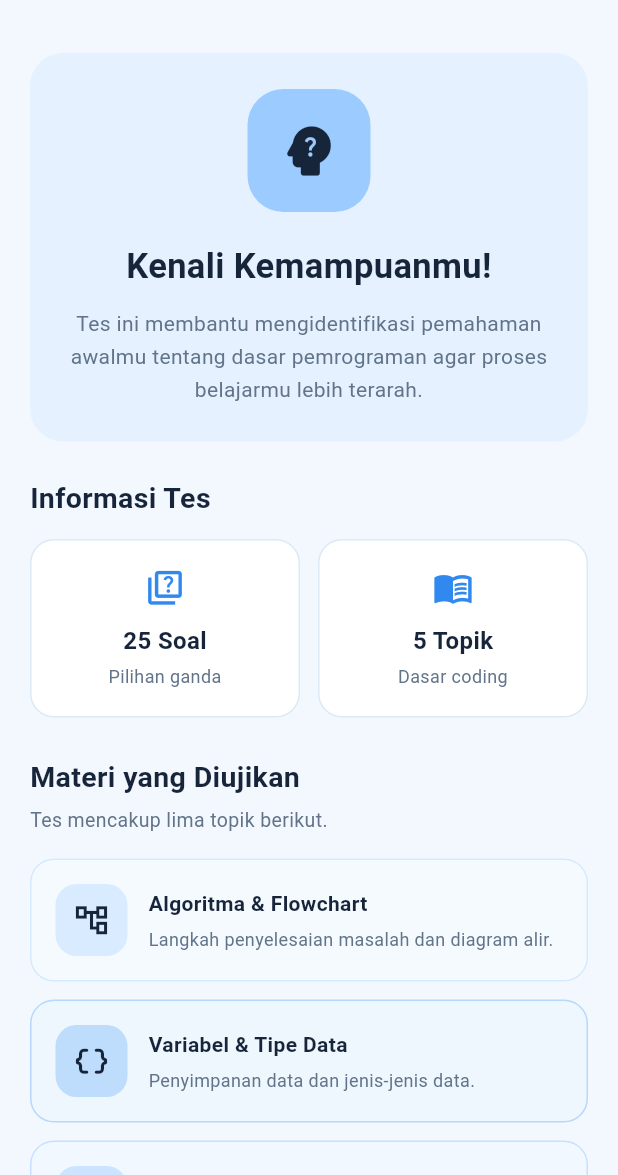
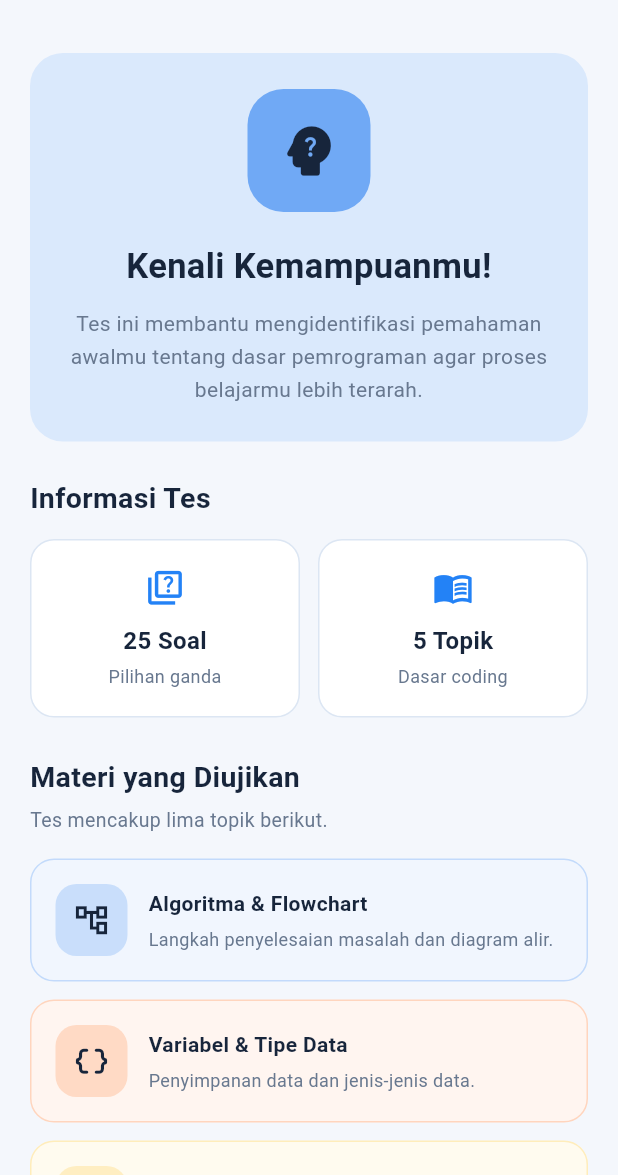
Before and after one commit to zahraslsa/aplikasi_pertama, a Flutter app: the screen it shows after launch, after a tap on "Mulai Tes", on a phone screen of 412 x 824 dp, the part 61-1236 px from its top. Run offline on Flutter 3.47's test engine with Material 3 defaults, Android fonts, the phone set to English and light mode, and no system bars; our stand-ins replace shared_preferences.

Commit message:
revisi design dan color palette

```diff
--- a/lib/screens/dashboard_screen.dart
+++ b/lib/screens/dashboard_screen.dart
@@ -128,8 +128,16 @@ class _DashboardScreenState extends State<DashboardScreen> {
             width: double.infinity,
             padding: const EdgeInsets.all(18),
             decoration: BoxDecoration(
-              color: AppColors.softTint(AppColors.butterYellow, opacity: 0.3),
-              borderRadius: BorderRadius.circular(18),
+              color: AppColors.softTint(AppColors.butterYellow, opacity: 0.34),
+              borderRadius: const BorderRadius.only(
+                topLeft: Radius.circular(28),
+                topRight: Radius.circular(16),
+                bottomLeft: Radius.circular(16),
+                bottomRight: Radius.circular(28),
+              ),
+              border: Border.all(
+                color: AppColors.peach.withValues(alpha: 0.36),
+              ),
             ),
             child: Column(
               crossAxisAlignment: CrossAxisAlignment.start,
@@ -173,6 +181,14 @@ class _DashboardScreenState extends State<DashboardScreen> {
                     },
                     icon: const Icon(Icons.play_arrow_rounded),
                     label: const Text('Mulai Tes'),
+                    style: ElevatedButton.styleFrom(
+                      backgroundColor: AppColors.butterYellow,
+                      foregroundColor: AppColors.darkText,
+                      elevation: 0,
+                      shape: RoundedRectangleBorder(
+                        borderRadius: BorderRadius.circular(16),
+                      ),
+                    ),
                   ),
                 ),
               ],
@@ -393,8 +409,16 @@ class _DashboardScreenState extends State<DashboardScreen> {
             width: double.infinity,
             padding: const EdgeInsets.all(20),
             decoration: BoxDecoration(
-              color: AppColors.softTint(AppColors.dustyBlue, opacity: 0.32),
-              borderRadius: BorderRadius.circular(20),
+              color: AppColors.softTint(AppColors.dustyBlue, opacity: 0.3),
+              borderRadius: const BorderRadius.only(
+                topLeft: Radius.circular(26),
+                topRight: Radius.circular(18),
+                bottomLeft: Radius.circular(18),
+                bottomRight: Radius.circular(26),
+              ),
+              border: Border.all(
+                color: AppColors.dustyBlue.withValues(alpha: 0.42),
+              ),
             ),
             child: Column(
               crossAxisAlignment: CrossAxisAlignment.start,
@@ -465,8 +489,21 @@ class _DashboardScreenState extends State<DashboardScreen> {
     required String number,
   }) {
     final accent = AppColors.learningAccentFor(number);
+    final cardRadius = (int.tryParse(number) ?? 0).isEven
+        ? const BorderRadius.only(
+            topLeft: Radius.circular(14),
+            topRight: Radius.circular(24),
+            bottomLeft: Radius.circular(24),
+            bottomRight: Radius.circular(14),
+          )
+        : const BorderRadius.only(
+            topLeft: Radius.circular(24),
+            topRight: Radius.circular(14),
+            bottomLeft: Radius.circular(14),
+            bottomRight: Radius.circular(24),
+          );
     return InkWell(
-      borderRadius: BorderRadius.circular(16),
+      borderRadius: cardRadius,
       onTap: () async {
         await Navigator.push<void>(
           context,
@@ -485,7 +522,7 @@ class _DashboardScreenState extends State<DashboardScreen> {
         padding: const EdgeInsets.all(16),
         decoration: BoxDecoration(
           color: AppColors.softTint(accent, opacity: 0.16),
-          borderRadius: BorderRadius.circular(16),
+          borderRadius: cardRadius,
           border: Border.all(color: accent.withValues(alpha: 0.42)),
         ),
         child: Row(
--- a/lib/screens/material_screen.dart
+++ b/lib/screens/material_screen.dart
@@ -299,6 +299,19 @@ class _MaterialScreenState extends State<MaterialScreen> {
     final hasStarted = materialProgress.hasStarted(number);
     final progress = materialProgress.progressFor(number);
     final accent = AppColors.learningAccentFor(number);
+    final cardRadius = (int.tryParse(number) ?? 0).isEven
+        ? const BorderRadius.only(
+            topLeft: Radius.circular(14),
+            topRight: Radius.circular(24),
+            bottomLeft: Radius.circular(24),
+            bottomRight: Radius.circular(14),
+          )
+        : const BorderRadius.only(
+            topLeft: Radius.circular(24),
+            topRight: Radius.circular(14),
+            bottomLeft: Radius.circular(14),
+            bottomRight: Radius.circular(24),
+          );
     final statusColor = isCompleted
         ? AppColors.forestGreen
         : AppColors.darkText;
@@ -319,7 +332,7 @@ class _MaterialScreenState extends State<MaterialScreen> {
         : 'Belum dimulai';
 
     return InkWell(
-      borderRadius: BorderRadius.circular(16),
+      borderRadius: cardRadius,
       onTap: () async {
         await Navigator.push<void>(
           context,
@@ -337,9 +350,9 @@ class _MaterialScreenState extends State<MaterialScreen> {
         margin: const EdgeInsets.only(bottom: 12),
         padding: const EdgeInsets.all(16),
         decoration: BoxDecoration(
-          color: AppColors.softTint(accent, opacity: 0.12),
-          borderRadius: BorderRadius.circular(18),
-          border: Border.all(color: accent.withValues(alpha: 0.3)),
+          color: AppColors.softTint(accent, opacity: 0.14),
+          borderRadius: cardRadius,
+          border: Border.all(color: accent.withValues(alpha: 0.34)),
         ),
         child: Column(
           crossAxisAlignment: CrossAxisAlignment.start,
--- a/lib/screens/progress_screen.dart
+++ b/lib/screens/progress_screen.dart
@@ -317,9 +317,14 @@ class _ProgressScreenState extends State<ProgressScreen> {
     return Container(
       padding: const EdgeInsets.all(20),
       decoration: BoxDecoration(
-        color: AppColors.softTint(AppColors.sageGreen, opacity: 0.36),
-        borderRadius: BorderRadius.circular(22),
-        border: Border.all(color: AppColors.sageGreen.withValues(alpha: 0.55)),
+        color: AppColors.softTint(AppColors.sageGreen, opacity: 0.42),
+        borderRadius: const BorderRadius.only(
+          topLeft: Radius.circular(28),
+          topRight: Radius.circular(18),
+          bottomLeft: Radius.circular(18),
+          bottomRight: Radius.circular(28),
+        ),
+        border: Border.all(color: AppColors.sageGreen.withValues(alpha: 0.62)),
       ),
       child: Column(
         crossAxisAlignment: CrossAxisAlignment.start,
@@ -426,7 +431,12 @@ class _ProgressScreenState extends State<ProgressScreen> {
       padding: const EdgeInsets.all(18),
       decoration: BoxDecoration(
         color: AppColors.surface,
-        borderRadius: BorderRadius.circular(20),
+        borderRadius: const BorderRadius.only(
+          topLeft: Radius.circular(18),
+          topRight: Radius.circular(28),
+          bottomLeft: Radius.circular(28),
+          bottomRight: Radius.circular(18),
+        ),
         border: Border.all(color: AppColors.border),
         boxShadow: [
           BoxShadow(
@@ -548,8 +558,13 @@ class _ProgressScreenState extends State<ProgressScreen> {
     return Container(
       padding: const EdgeInsets.all(16),
       decoration: BoxDecoration(
-        color: AppColors.softTint(AppColors.peach, opacity: 0.24),
-        borderRadius: BorderRadius.circular(20),
+        color: AppColors.softTint(AppColors.peach, opacity: 0.28),
+        borderRadius: const BorderRadius.only(
+          topLeft: Radius.circular(26),
+          topRight: Radius.circular(16),
+          bottomLeft: Radius.circular(16),
+          bottomRight: Radius.circular(26),
+        ),
       ),
       child: Row(
         children: [
@@ -779,8 +794,13 @@ class _AchievementCard extends StatelessWidget {
       width: 164,
       padding: const EdgeInsets.all(14),
       decoration: BoxDecoration(
-        color: AppColors.softTint(accent, opacity: isUnlocked ? 0.34 : 0.14),
-        borderRadius: BorderRadius.circular(18),
+        color: AppColors.softTint(accent, opacity: isUnlocked ? 0.38 : 0.14),
+        borderRadius: const BorderRadius.only(
+          topLeft: Radius.circular(22),
+          topRight: Radius.circular(14),
+          bottomLeft: Radius.circular(14),
+          bottomRight: Radius.circular(22),
+        ),
         border: Border.all(
           color: isUnlocked ? accent.withValues(alpha: 0.6) : AppColors.border,
         ),
--- a/lib/theme/app_colors.dart
+++ b/lib/theme/app_colors.dart
@@ -3,19 +3,19 @@ import 'package:flutter/material.dart';
 class AppColors {
   AppColors._();
 
-  static const Color sageGreen = Color(0xFFD7E9FF);
-  static const Color forestGreen = Color(0xFF3189EF);
-  static const Color softCream = Color(0xFFF3F8FF);
-  static const Color warmBeige = Color(0xFFDCE9F7);
+  static const Color sageGreen = Color(0xFF8ED8B5);
+  static const Color forestGreen = Color(0xFF2382F6);
+  static const Color softCream = Color(0xFFF4F7FC);
+  static const Color warmBeige = Color(0xFFDCE6F3);
   static const Color darkText = Color(0xFF17253B);
   static const Color softWhite = Color(0xFFFFFFFF);
-  static const Color peach = Color(0xFF55A2F5);
-  static const Color butterYellow = Color(0xFF79B8FF);
-  static const Color dustyRose = Color(0xFF84B6F5);
-  static const Color dustyBlue = Color(0xFF9BCBFF);
-  static const Color softLilac = Color(0xFFB1C7FF);
-  static const Color skyBlue = Color(0xFF76B7FF);
-  static const Color deepBlue = Color(0xFF1D70CF);
+  static const Color peach = Color(0xFFFF9D66);
+  static const Color butterYellow = Color(0xFFFFD35E);
+  static const Color dustyRose = Color(0xFFE77E98);
+  static const Color dustyBlue = Color(0xFF70A9F5);
+  static const Color softLilac = Color(0xFFA993EC);
+  static const Color skyBlue = Color(0xFF67B8F8);
+  static const Color deepBlue = Color(0xFF1E63CD);
 
   static const List<Color> learningAccents = [
     dustyBlue,
@@ -26,21 +26,21 @@ class AppColors {
     sageGreen,
   ];
 
-  // Darkened sage stop keeps white text legible on the progress gradient.
-  static const Color sageForest = Color(0xFF286FC5);
+  // Deep green keeps success states distinct from the blue primary.
+  static const Color sageForest = Color(0xFF287A58);
 
   static const Color primary = forestGreen;
   static const Color primaryLight = warmBeige;
-  static const Color primaryDark = Color(0xFF102B51);
+  static const Color primaryDark = Color(0xFF17376B);
 
   static const Color background = softCream;
   static const Color surface = softWhite;
 
   static const Color textPrimary = darkText;
-  static const Color textSecondary = Color(0xFF62748A);
+  static const Color textSecondary = Color(0xFF68788F);
 
-  static const Color success = forestGreen;
-  static const Color warning = Color(0xFF9A5E2A);
+  static const Color success = Color(0xFF2E936D);
+  static const Color warning = Color(0xFFAD6A24);
   static const Color error = Color(0xFFB23E45);
 
   static const Color border = warmBeige;
--- a/lib/theme/app_theme.dart
+++ b/lib/theme/app_theme.dart
@@ -24,19 +24,19 @@ class AppTheme {
       ),
 
       navigationBarTheme: NavigationBarThemeData(
-        backgroundColor: AppColors.softWhite,
-        indicatorColor: AppColors.primaryLight,
+        backgroundColor: AppColors.primary,
+        indicatorColor: AppColors.butterYellow,
         labelTextStyle: WidgetStateProperty.resolveWith((states) {
           final selected = states.contains(WidgetState.selected);
           return TextStyle(
-            color: selected ? AppColors.primary : AppColors.textSecondary,
+            color: selected ? AppColors.darkText : AppColors.softWhite,
             fontWeight: selected ? FontWeight.w600 : FontWeight.w500,
           );
         }),
         iconTheme: WidgetStateProperty.resolveWith((states) {
           final selected = states.contains(WidgetState.selected);
           return IconThemeData(
-            color: selected ? AppColors.primary : AppColors.textSecondary,
+            color: selected ? AppColors.darkText : AppColors.softWhite,
           );
         }),
       ),
--- a/lib/widgets/codify_mascot.dart
+++ b/lib/widgets/codify_mascot.dart
@@ -26,7 +26,7 @@ class _CodifyMascotPainter extends CustomPainter {
   static const _sageLight = AppColors.skyBlue;
   static const _sageDark = AppColors.deepBlue;
   static const _cream = AppColors.softWhite;
-  static const _orange = AppColors.skyBlue;
+  static const _orange = AppColors.peach;
 
   final Paint _fill = Paint()..style = PaintingStyle.fill;
   final Paint _detailStroke = Paint()
```
